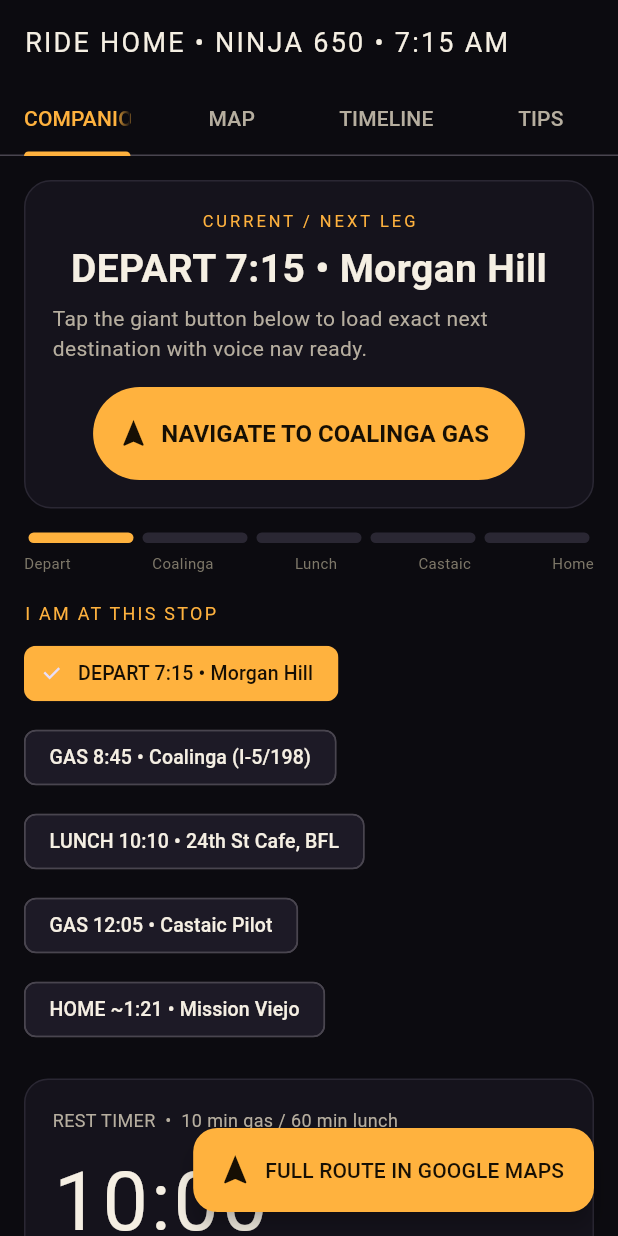
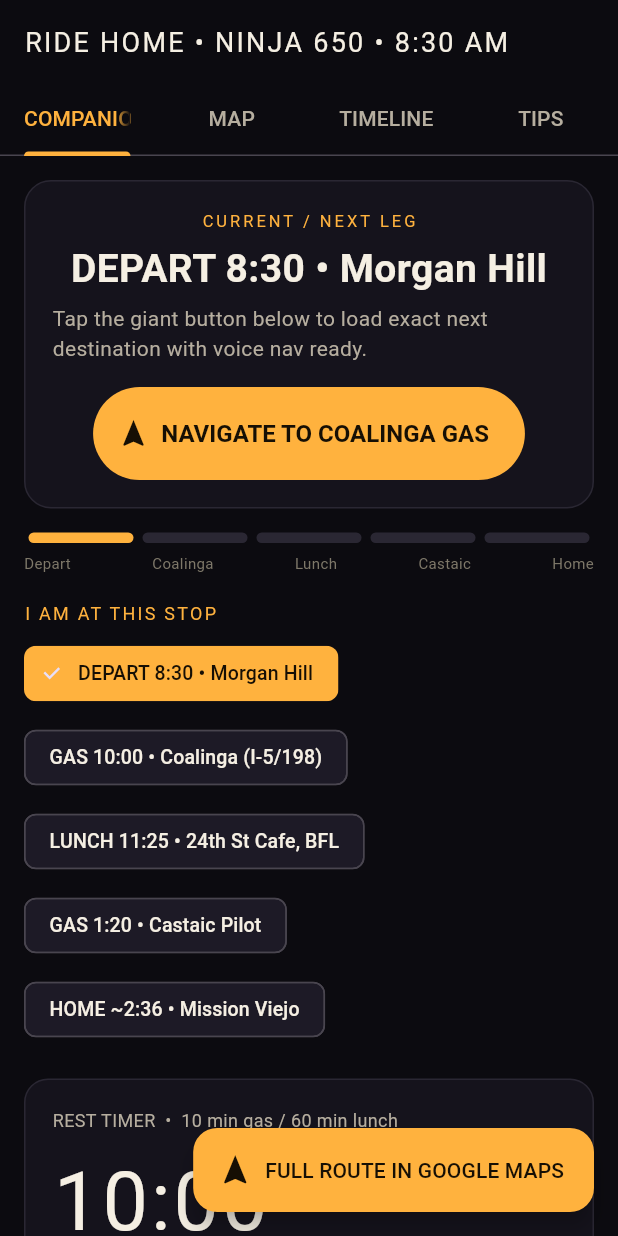
Before and after one commit to SOC-Foundry/ninja, a Flutter app: the screen it shows after launch, on a phone screen of 412 x 824 dp. Run offline on Flutter 3.47's test engine with Material 3 defaults, Android fonts, the phone set to English and light mode, and no system bars; our stand-ins replace flutter_map, google_fonts, latlong2; Roboto replaces fonts that are missing (Staatliches).

Commit message:
feat: adjust start time to 8:30 AM and add engineer guide to README

```diff
--- a/ninja/app/lib/main.dart
+++ b/ninja/app/lib/main.dart
@@ -41,12 +41,12 @@
 }
 
 const List<TripStop> kStops = [
-  // RIDE HOME v4 — Morgan Hill → Mission Viejo • depart 7:15 AM PST • 381 mi
-  TripStop(n: "1", title: "Roll Out — Home", town: "MORGAN HILL, CA • 7:15 AM", lat: 37.1305, lng: -121.6544, color: Color(0xFFCFC9BC), dish: "Full tank. Cool dawn. US-101 S → CA-152 E → I-5 S. First 90 min is the best riding of the day.", q: "Morgan Hill, CA"),
-  TripStop(n: "2", title: "⛽ Gas & Stretch", town: "COALINGA • I-5 @ CA-198 • ~8:45 AM", lat: 36.1397, lng: -120.3602, color: Color(0xFFFFB23E), dish: "Shell / Chevron / ARCO. 10 min stop. Stretch, water, smoke if you need, fuel. Still the cool part of the morning.", q: "I-5 at CA-198, Coalinga, CA"),
-  TripStop(n: "3", title: "🍳 Lunch & Gas", town: "24TH STREET CAFE • BAKERSFIELD • ~10:10 AM", lat: 35.3805, lng: -119.0200, color: Color(0xFFFF5D5D), dish: "1415 24th St, Bakersfield, CA 93301. Classic diner booths. 60 min. Hydrate aggressively — the hot valley leg is next. Fuel on exit.", web: "https://www.yelp.com/biz/24th-street-cafe-bakersfield", q: "1415 24th St, Bakersfield, CA 93301"),
-  TripStop(n: "4", title: "⛽ Gas & Stretch", town: "CASTAIC PILOT • I-5 EXIT 176 • ~12:05 PM", lat: 34.4894, lng: -118.6220, color: Color(0xFF4FB6A0), dish: "Pilot Travel Center, 31642 Castaic Rd. Big truck stop, full amenities. 10 min. Last real services before Grapevine. Watch crosswinds on the descent.", q: "Pilot Travel Center, 31642 Castaic Rd, Castaic, CA 91384"),
-  TripStop(n: "5", title: "🏁 Home", town: "MISSION VIEJO, CA • ~1:21 PM", lat: 33.6000, lng: -117.6719, color: Color(0xFFFFD27A), ring: true, dish: "Final 88 mi through Santa Clarita and OC. 381 miles complete. Beer earned. Put the bike away and enjoy the reset.", q: "Mission Viejo, CA"),
+  // RIDE HOME v4 — Morgan Hill → Mission Viejo • depart 8:30 AM PST • 381 mi
+  TripStop(n: "1", title: "Roll Out — Home", town: "MORGAN HILL, CA • 8:30 AM", lat: 37.1305, lng: -121.6544, color: Color(0xFFCFC9BC), dish: "Full tank. Cool dawn. US-101 S → CA-152 E → I-5 S. First 90 min is the best riding of the day.", q: "Morgan Hill, CA"),
+  TripStop(n: "2", title: "⛽ Gas & Stretch", town: "COALINGA • I-5 @ CA-198 • ~10:00 AM", lat: 36.1397, lng: -120.3602, color: Color(0xFFFFB23E), dish: "Shell / Chevron / ARCO. 10 min stop. Stretch, water, smoke if you need, fuel. Still the cool part of the morning.", q: "I-5 at CA-198, Coalinga, CA"),
+  TripStop(n: "3", title: "🍳 Lunch & Gas", town: "24TH STREET CAFE • BAKERSFIELD • ~11:25 AM", lat: 35.3805, lng: -119.0200, color: Color(0xFFFF5D5D), dish: "1415 24th St, Bakersfield, CA 93301. Classic diner booths. 60 min. Hydrate aggressively — the hot valley leg is next. Fuel on exit.", web: "https://www.yelp.com/biz/24th-street-cafe-bakersfield", q: "1415 24th St, Bakersfield, CA 93301"),
+  TripStop(n: "4", title: "⛽ Gas & Stretch", town: "CASTAIC PILOT • I-5 EXIT 176 • ~1:20 PM", lat: 34.4894, lng: -118.6220, color: Color(0xFF4FB6A0), dish: "Pilot Travel Center, 31642 Castaic Rd. Big truck stop, full amenities. 10 min. Last real services before Grapevine. Watch crosswinds on the descent.", q: "Pilot Travel Center, 31642 Castaic Rd, Castaic, CA 91384"),
+  TripStop(n: "5", title: "🏁 Home", town: "MISSION VIEJO, CA • ~2:36 PM", lat: 33.6000, lng: -117.6719, color: Color(0xFFFFD27A), ring: true, dish: "Final 88 mi through Santa Clarita and OC. 381 miles complete. Beer earned. Put the bike away and enjoy the reset.", q: "Mission Viejo, CA"),
 ];
 
 class NinjaTripLogApp extends StatelessWidget {
@@ -157,7 +157,7 @@
     }
   }
 
-  // Ride Home v4 full route with all stops as waypoints (7:15 AM Morgan Hill -> Mission Viejo)
+  // Ride Home v4 full route with all stops as waypoints (8:30 AM Morgan Hill -> Mission Viejo)
   String _buildFullRouteUrl() {
     const origin = "Morgan Hill, CA";
     const dest = "Mission Viejo, CA";
@@ -231,7 +231,7 @@
       appBar: AppBar(
         backgroundColor: const Color(0xFF0C0B10),
         elevation: 0,
-        title: const Text('RIDE HOME • NINJA 650 • 7:15 AM', style: TextStyle(fontWeight: FontWeight.w400, letterSpacing: 1.5, fontSize: 18, color: Color(0xFFF5EFE3))),
+        title: const Text('RIDE HOME • NINJA 650 • 8:30 AM', style: TextStyle(fontWeight: FontWeight.w400, letterSpacing: 1.5, fontSize: 18, color: Color(0xFFF5EFE3))),
         bottom: TabBar(
           controller: _tabController,
           indicatorColor: const Color(0xFFFFB23E),
@@ -269,9 +269,9 @@
         const SizedBox(height: 6),
         const Text('Morgan Hill → Mission Viejo', style: TextStyle(fontSize: 36, fontWeight: FontWeight.w400, height: 0.95, color: Color(0xFFF5EFE3))),
         const SizedBox(height: 8),
-        const Text('381 miles. Depart 7:15 AM PST. 3 stops. One clean push over the Grapevine. Built as a driving companion you can actually use when you pull over at a truck stop.', style: TextStyle(color: Color(0xFFB6AE9F), fontSize: 15.5, height: 1.35)),
+        const Text('381 miles. Depart 8:30 AM PST. 3 stops. One clean push over the Grapevine. Built as a driving companion you can actually use when you pull over at a truck stop.', style: TextStyle(color: Color(0xFFB6AE9F), fontSize: 15.5, height: 1.35)),
         const SizedBox(height: 18),
-        Wrap(spacing: 8, runSpacing: 8, children: const [_Chip('381 mi'), _Chip('7:15 AM depart'), _Chip('~4h 46m ride'), _Chip('2 gas + 60 min lunch'), _Chip('~1:21 PM home')]),
+        Wrap(spacing: 8, runSpacing: 8, children: const [_Chip('381 mi'), _Chip('8:30 AM depart'), _Chip('~4h 46m ride'), _Chip('2 gas + 60 min lunch'), _Chip('~2:36 PM home')]),
         const SizedBox(height: 20),
         FilledButton.icon(
           style: FilledButton.styleFrom(backgroundColor: const Color(0xFFFFB23E), foregroundColor: const Color(0xFF160F04), padding: EdgeInsets.symmetric(horizontal: 22, vertical: 14)),
@@ -283,10 +283,10 @@
         Container(
           decoration: BoxDecoration(border: Border.all(color: const Color(0xFF2A2733)), borderRadius: BorderRadius.circular(18), color: const Color(0xFF15131C)),
           child: const Row(children: [
-            Expanded(child: _Stat(k: '7:15A', l: 'Wheels up')),
+            Expanded(child: _Stat(k: '8:30A', l: 'Wheels up')),
             Expanded(child: _Stat(k: '381', l: 'miles total')),
             Expanded(child: _Stat(k: '3', l: 'stops')),
-            Expanded(child: _Stat(k: '1:21P', l: 'Est. arrival')),
+            Expanded(child: _Stat(k: '2:36P', l: 'Est. arrival')),
           ]),
         ),
       ]),
@@ -353,11 +353,11 @@
     }
 
     final names = [
-      'DEPART 7:15 • Morgan Hill',
-      'GAS 8:45 • Coalinga (I-5/198)',
-      'LUNCH 10:10 • 24th St Cafe, BFL',
-      'GAS 12:05 • Castaic Pilot',
-      'HOME ~1:21 • Mission Viejo'
+      'DEPART 8:30 • Morgan Hill',
+      'GAS 10:00 • Coalinga (I-5/198)',
+      'LUNCH 11:25 • 24th St Cafe, BFL',
+      'GAS 1:20 • Castaic Pilot',
+      'HOME ~2:36 • Mission Viejo'
     ];
     final nextLabels = [
       'NAVIGATE TO COALINGA GAS',
@@ -487,7 +487,7 @@
       children: [
         const Text('Ride Home — Full Timeline', style: TextStyle(fontSize: 26, color: Color(0xFFF5EFE3))),
         const SizedBox(height: 6),
-        const Text('7:15 AM wheels up. All nav buttons preload the exact next destination for one-tap voice guidance at every pull-over.', style: TextStyle(color: Color(0xFFB6AE9F))),
+        const Text('8:30 AM wheels up. All nav buttons preload the exact next destination for one-tap voice guidance at every pull-over.', style: TextStyle(color: Color(0xFFB6AE9F))),
         const SizedBox(height: 14),
         ...homeStops.asMap().entries.map((e) {
           final i = e.key;
@@ -512,7 +512,7 @@
       const Text('Fuel Rhythm & Tips — Ride Home', style: TextStyle(fontSize: 26, color: Color(0xFFF5EFE3))),
       const SizedBox(height: 12),
       const _Tip(icon: '⛽', title: 'The 150 Rule', body: 'Top off at or before 150. Coalinga (123), Bakersfield (98 more), Castaic (73) are all comfortable for the Ninja.'),
-      const _Tip(icon: '🔥', title: 'Valley Heat After 9:30', body: '90°F+ on the later legs. Mesh gear, drink at every stop, use the full 60 min lunch to cool down and hydrate hard.'),
+      const _Tip(icon: '🔥', title: 'Valley Heat After 10:30', body: '90°F+ on the later legs. Mesh gear, drink at every stop, use the full 60 min lunch to cool down and hydrate hard.'),
       const _Tip(icon: '🌬️', title: 'Grapevine Winds', body: 'After Castaic the descent can gust 20+ mph. Loose grip, stay centered in lane. The bike will track fine if you relax.'),
       const _Tip(icon: '📍', title: 'One-Tap Google Maps', body: 'Every amber button + the FAB + Companion tab opens the real Maps app with voice + exact next stop preloaded. This is your driving companion at the pump.'),
       const _Tip(icon: '⏱️', title: 'Rest Stop Discipline', body: 'Use the Companion tab timer + checklist. 10 min gas. 60 min lunch. No lollygagging when it’s already hot.'),
@@ -520,7 +520,7 @@
       const SizedBox(height: 24),
       const Text('Ride safe, Kyle. The valley, the heat, the Grapevine — Coalinga • Bakersfield • Castaic then home. One clean push. Enjoy every mile of the reset.', style: TextStyle(fontSize: 17, color: Color(0xFFF5EFE3), fontStyle: FontStyle.italic)),
       const SizedBox(height: 8),
-      const Text('RIDE HOME v4 (synced to final-itinerary-home-v4.md) • 7:15 AM PST • optimized rest-stop companion • github.io ready', style: TextStyle(color: Color(0xFF7E7869), fontSize: 12)),
+      const Text('RIDE HOME v4 (synced to final-itinerary-home-v4.md) • 8:30 AM PST • optimized rest-stop companion • github.io ready', style: TextStyle(color: Color(0xFF7E7869), fontSize: 12)),
       _bikeFooter(),
     ]);
   }
```
Also changed, not shown: 1 other file.
